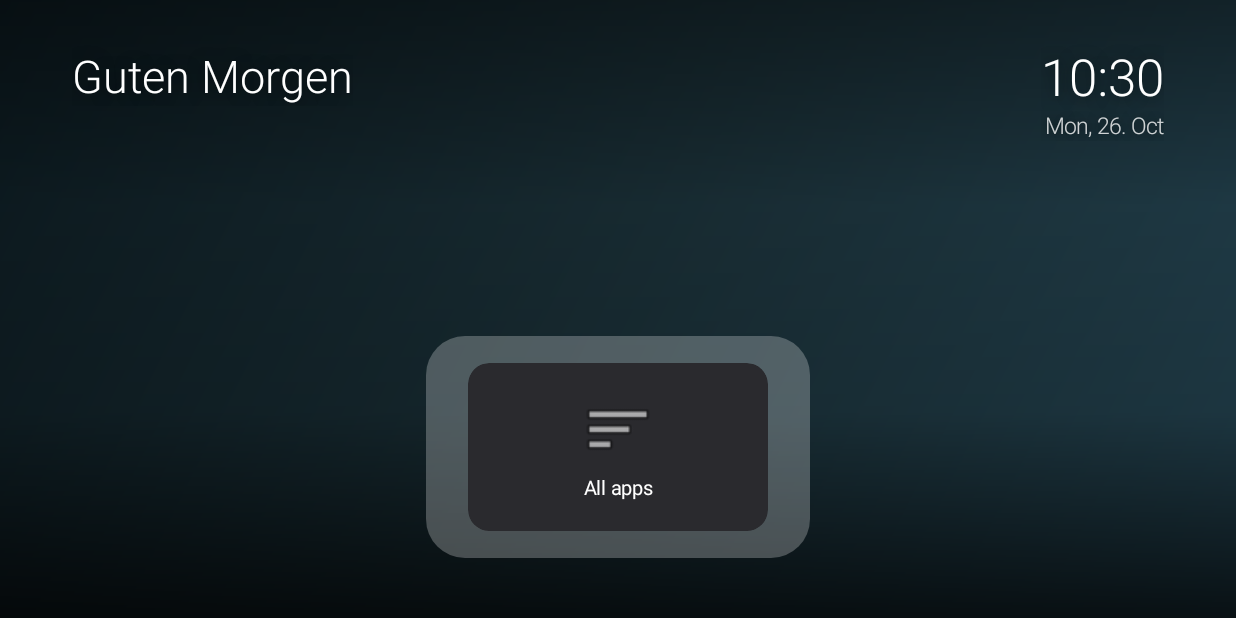
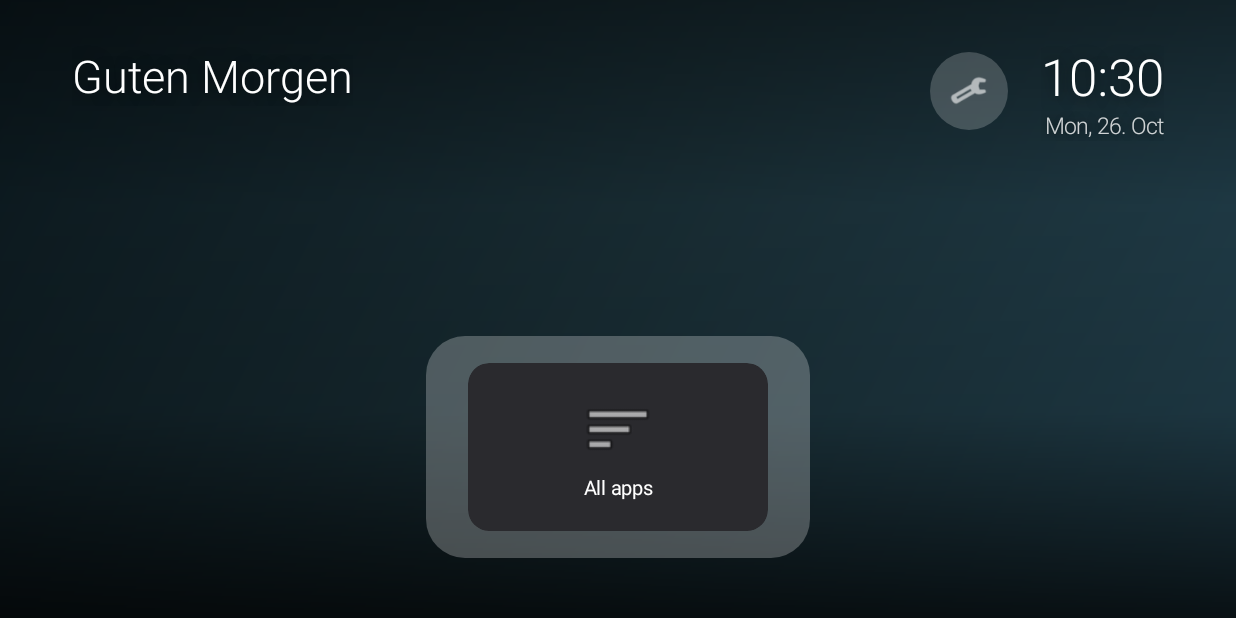
Before and after one commit to cornellvukkrassa-wq/Meine-erste-Hacker-, an Android app: the screen it shows after launch (MainActivity), on a phone screen of 824 x 412 dp (held sideways). Run offline under Robolectric (Android 15) with nearby library versions, the phone set to English and light mode, and no system bars.

Commit message:
Home screen: settings button by the clock and a focus-driven hero title
Adds a D-pad-reachable settings button (gear) next to the clock that
opens TV settings, and a large center title that shows the focused
dock app's name and updates as you move along the dock - filling the
screen without enlarging the icons. Pin the Java source encoding to
UTF-8 so the German strings build cleanly.

Co-Authored-By: Claude Opus 5.5 <noreply@anthropic.com>
Claude-Session: https://claude.ai/code/session_01D7Sm8u9mbAfFq1KTSTVm2s

```diff
--- a/launcher/app/build.gradle
+++ b/launcher/app/build.gradle
@@ -37,5 +37,10 @@ android {
     compileOptions {
         sourceCompatibility JavaVersion.VERSION_1_8
         targetCompatibility JavaVersion.VERSION_1_8
+        encoding = "UTF-8"
     }
 }
+
+tasks.withType(JavaCompile).configureEach {
+    options.encoding = "UTF-8"
+}
--- a/launcher/app/src/main/java/com/minimal/tvhome/MainActivity.java
+++ b/launcher/app/src/main/java/com/minimal/tvhome/MainActivity.java
@@ -68,6 +68,7 @@ public class MainActivity extends Activity {
     private final ObjectAnimator[] drift = new ObjectAnimator[2];
     private LinearLayout dock;
     private TextView greeting;
+    private TextView heroTitle;
     private FrameLayout drawer;
     private GridLayout grid;
     private List<File> walls = new ArrayList<>();
@@ -181,9 +182,49 @@ public class MainActivity extends Activity {
         date.setShadowLayer(8, 0, 1, 0x88000000);
         date.setGravity(Gravity.END);
         clockCol.addView(date);
+
+        // A settings button sits next to the clock, reachable with the D-pad.
+        FrameLayout settingsBtn = new FrameLayout(this);
+        settingsBtn.setFocusable(true);
+        GradientDrawable gearBg = new GradientDrawable();
+        gearBg.setShape(GradientDrawable.OVAL);
+        gearBg.setColor(0x33FFFFFF);
+        settingsBtn.setBackground(gearBg);
+        ImageView gear = new ImageView(this);
+        gear.setImageDrawable(getDrawable(android.R.drawable.ic_menu_manage));
+        gear.setColorFilter(Color.WHITE);
+        FrameLayout.LayoutParams gip = new FrameLayout.LayoutParams(dp(26), dp(26), Gravity.CENTER);
+        settingsBtn.addView(gear, gip);
+        settingsBtn.setOnFocusChangeListener((v, has) -> {
+            v.animate().scaleX(has ? 1.2f : 1f).scaleY(has ? 1.2f : 1f).setDuration(150).start();
+            ((GradientDrawable) v.getBackground()).setColor(has ? 0x66FFFFFF : 0x33FFFFFF);
+            if (has) setHero("Einstellungen");
+        });
+        settingsBtn.setOnClickListener(v -> openSettings());
+
+        LinearLayout topRow = new LinearLayout(this);
+        topRow.setOrientation(LinearLayout.HORIZONTAL);
+        topRow.setGravity(Gravity.CENTER_VERTICAL);
+        LinearLayout.LayoutParams gbp = new LinearLayout.LayoutParams(dp(52), dp(52));
+        gbp.setMargins(0, 0, dp(22), 0);
+        topRow.addView(settingsBtn, gbp);
+        topRow.addView(clockCol);
         FrameLayout.LayoutParams clp = new FrameLayout.LayoutParams(-2, -2, Gravity.TOP | Gravity.END);
         clp.setMargins(0, dp(28), dp(48), 0);
-        root.addView(clockCol, clp);
+        root.addView(topRow, clp);
+
+        // Center stage: the name of the currently focused app, large and light,
+        // updating as you move along the dock - fills the screen, Apple-TV style.
+        heroTitle = new TextView(this);
+        heroTitle.setTextColor(Color.WHITE);
+        heroTitle.setTextSize(52);
+        heroTitle.setTypeface(Typeface.create("sans-serif-light", Typeface.NORMAL));
+        heroTitle.setShadowLayer(16, 0, 3, 0xAA000000);
+        heroTitle.setSingleLine(true);
+        heroTitle.setEllipsize(TextUtils.TruncateAt.END);
+        FrameLayout.LayoutParams hlp = new FrameLayout.LayoutParams(-2, -2, Gravity.BOTTOM | Gravity.CENTER_HORIZONTAL);
+        hlp.setMargins(dp(48), 0, dp(48), dp(220));
+        root.addView(heroTitle, hlp);
 
         // Top-left: a greeting that follows the time of day - a bit of warmth.
         greeting = new TextView(this);
@@ -233,6 +274,24 @@ public class MainActivity extends Activity {
         return new FrameLayout.LayoutParams(ViewGroup.LayoutParams.MATCH_PARENT, ViewGroup.LayoutParams.MATCH_PARENT);
     }
 
+    private void setHero(String text) {
+        if (heroTitle == null) return;
+        if (text != null && text.equals(heroTitle.getText().toString())) return;
+        heroTitle.setText(text == null ? "" : text);
+        heroTitle.setAlpha(0f);
+        heroTitle.setTranslationY(dp(8));
+        heroTitle.animate().alpha(1f).translationY(0).setDuration(180).start();
+    }
+
+    private void openSettings() {
+        try {
+            startActivity(new Intent(android.provider.Settings.ACTION_SETTINGS)
+                    .addFlags(Intent.FLAG_ACTIVITY_NEW_TASK));
+        } catch (RuntimeException e) {
+            Toast.makeText(this, "Einstellungen nicht verfügbar", Toast.LENGTH_SHORT).show();
+        }
+    }
+
     private String greetingText() {
         int h = java.util.Calendar.getInstance().get(java.util.Calendar.HOUR_OF_DAY);
         if (h < 5) return "Gute Nacht";
@@ -278,6 +337,8 @@ public class MainActivity extends Activity {
         t.setOnFocusChangeListener((v, has) -> {
             float s = has ? 1.12f : 1f;
             v.animate().scaleX(s).scaleY(s).translationZ(has ? dp(10) : 0).setDuration(150).start();
+            // Only the dock drives the big center title; the drawer has its own grid.
+            if (has && inDock) setHero(app.pkg.isEmpty() ? "Alle Apps" : app.label);
         });
         t.setOnClickListener(v -> launch(app.pkg));
         t.setOnLongClickListener(v -> {
```
